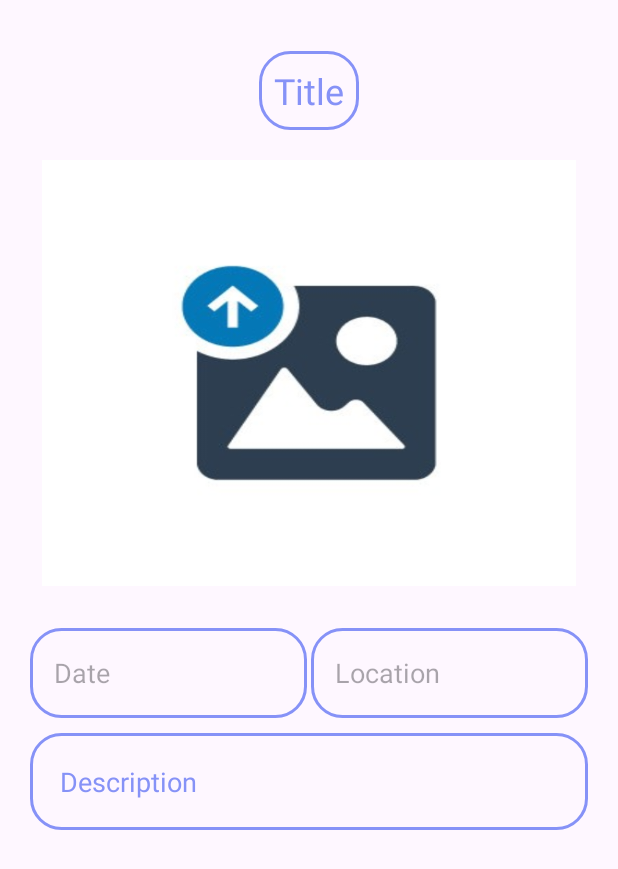
After one commit to 5arBarisic/Moment_Map, an Android app: the MomentDetails screen opened directly, with no data from a screen before it, on a phone screen of 412 x 824 dp. The commit adds this screen. Shown: the top 869 px of the screen. Run offline under Robolectric (Android 15) with nearby library versions, the phone set to English and light mode, and no system bars; pictures from the network do not load.

Commit message:
added moment details

```diff
--- a/app/src/main/AndroidManifest.xml
+++ b/app/src/main/AndroidManifest.xml
@@ -2,9 +2,10 @@
 <manifest xmlns:android="http://schemas.android.com/apk/res/android"
     xmlns:tools="http://schemas.android.com/tools">
 
-    <uses-permission android:name="android.permission.READ_EXTERNAL_STORAGE"
+    <uses-permission
+        android:name="android.permission.READ_EXTERNAL_STORAGE"
         android:maxSdkVersion="32" />
-    <uses-permission android:name="android.permission.INTERNET"/>
+    <uses-permission android:name="android.permission.INTERNET" />
 
     <application
         android:allowBackup="true"
@@ -17,23 +18,23 @@
         android:theme="@style/Theme.MomentMap"
         tools:targetApi="31">
         <activity
+            android:name=".MomentDetails"
+            android:exported="false" />
+        <activity
             android:name=".SignUpActivity"
             android:exported="false" />
         <activity
             android:name=".SignInActivity"
-            android:exported="true" >
+            android:exported="true">
             <intent-filter>
                 <action android:name="android.intent.action.MAIN" />
 
                 <category android:name="android.intent.category.LAUNCHER" />
             </intent-filter>
         </activity>
-
         <activity
             android:name=".MainActivity"
-            android:exported="false"
-            />
-
+            android:exported="false" />
     </application>
 
 </manifest>
--- /dev/null
+++ b/app/src/main/java/com/example/momentmap/MomentDetails.kt
@@ -0,0 +1,28 @@
+package com.example.momentmap
+
+import androidx.appcompat.app.AppCompatActivity
+import android.os.Bundle
+import com.bumptech.glide.Glide
+import com.example.momentmap.databinding.ActivityMomentDetailsBinding
+
+class MomentDetails : AppCompatActivity() {
+    private var imageUrl = ""
+    private lateinit var binding: ActivityMomentDetailsBinding
+    override fun onCreate(savedInstanceState: Bundle?) {
+        super.onCreate(savedInstanceState)
+        binding = ActivityMomentDetailsBinding.inflate(layoutInflater)
+        setContentView(binding.root)
+        val bundle = intent.extras
+        if (bundle != null) {
+            binding.detailDesc.text = bundle.getString("Description")
+            binding.detailTitle.text = bundle.getString("Title")
+            binding.detailLocation.setText(bundle.getString("Location"))
+            binding.detailDate.setText(bundle.getString("Date"))
+            if(bundle.getString("Image") != null && bundle.getString("Image") !="" ) {
+                imageUrl = bundle.getString("Image")!!
+                Glide.with(this).load(bundle.getString("Image"))
+                    .into(binding.detailImage)
+            }
+        }
+    }
+}
--- a/app/src/main/java/com/example/momentmap/MyAdapter.kt
+++ b/app/src/main/java/com/example/momentmap/MyAdapter.kt
@@ -1,13 +1,13 @@
 package com.example.momentmap
 
 import android.content.Context
+import android.content.Intent
 import android.view.LayoutInflater
 import android.view.View
 import android.view.ViewGroup
 import android.widget.TextView
 import androidx.cardview.widget.CardView
 import androidx.recyclerview.widget.RecyclerView
-import com.bumptech.glide.Glide
 
 class MyAdapter(private val context: Context, private var momentList: List<Moment>) : RecyclerView.Adapter<MyViewHolder>() {
     override fun onCreateViewHolder(parent: ViewGroup, viewType: Int): MyViewHolder {
@@ -15,9 +15,18 @@ class MyAdapter(private val context: Context, private var momentList: List<Momen
         return MyViewHolder(view)
     }
     override fun onBindViewHolder(holder: MyViewHolder, position: Int) {
-
         holder.recTitle.text = momentList[position].title
         holder.recDate.text = momentList[position].date
+
+        holder.recCard.setOnClickListener {
+            val intent = Intent(context, MomentDetails::class.java)
+            intent.putExtra("Image", momentList[holder.adapterPosition].imageUrl)
+            intent.putExtra("Description", momentList[holder.adapterPosition].description)
+            intent.putExtra("Title", momentList[holder.adapterPosition].title)
+            intent.putExtra("Location", momentList[holder.adapterPosition].location)
+            intent.putExtra("Date", momentList[holder.adapterPosition].date)
+            context.startActivity(intent)
+        }
     }
     override fun getItemCount(): Int {
         return momentList.size
--- /dev/null
+++ b/app/src/main/res/layout/activity_moment_details.xml
@@ -0,0 +1,81 @@
+<?xml version="1.0" encoding="utf-8"?>
+<ScrollView
+    xmlns:android="http://schemas.android.com/apk/res/android"
+    xmlns:tools="http://schemas.android.com/tools"
+    android:layout_width="match_parent"
+    android:layout_height="match_parent"
+    tools:context=".MomentDetails">
+
+    <LinearLayout
+        android:layout_width="match_parent"
+        android:layout_height="wrap_content"
+        android:orientation="vertical"
+        android:padding="20dp"
+        >
+
+        <TextView
+            android:id="@+id/detailTitle"
+            android:layout_width="wrap_content"
+            android:layout_height="wrap_content"
+            android:layout_gravity="center"
+            android:layout_marginTop="14dp"
+            android:layout_marginBottom="12dp"
+            android:background="@drawable/lavender_border"
+            android:padding="10dp"
+            android:text="Title"
+            android:textColor="@color/lavender"
+            android:textSize="24sp" />
+
+        <ImageView
+            android:id="@+id/detailImage"
+            android:layout_width="wrap_content"
+            android:layout_height="300sp"
+            android:layout_gravity="center"
+            android:padding="8dp"
+            android:scaleType="fitXY"
+            android:src="@drawable/uploadimg" />
+
+        <LinearLayout
+            android:layout_width="match_parent"
+            android:layout_height="wrap_content"
+            android:orientation="horizontal">
+
+            <EditText
+                android:id="@+id/detailDate"
+                android:layout_width="0dp"
+                android:layout_height="60dp"
+                android:layout_marginTop="20dp"
+                android:layout_marginEnd="1dp"
+                android:layout_weight="1"
+                android:background="@drawable/lavender_border"
+                android:hint="Date"
+                android:padding="16dp"
+                android:textColor="@color/lavender" />
+
+            <EditText
+                android:id="@+id/detailLocation"
+                android:layout_width="0dp"
+                android:layout_height="60dp"
+                android:layout_marginStart="1dp"
+                android:layout_marginTop="20dp"
+                android:layout_weight="1"
+                android:background="@drawable/lavender_border"
+                android:hint="Location"
+                android:inputType="textCapSentences|textMultiLine"
+                android:padding="16dp"
+                android:textColor="@color/lavender" />
+        </LinearLayout>
+
+        <TextView
+            android:id="@+id/detailDesc"
+            android:layout_width="match_parent"
+            android:layout_height="wrap_content"
+            android:layout_gravity="center"
+            android:layout_marginTop="10dp"
+            android:background="@drawable/lavender_border"
+            android:padding="20dp"
+            android:text="Description"
+            android:textColor="@color/lavender"
+            android:textSize="18sp" />
+    </LinearLayout>
+</ScrollView>
```
